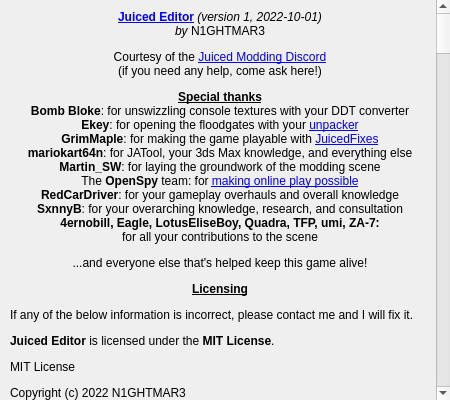
Qt form JEAbout.ui (N1GHT-MAR3/JuicedEditor) before a commit.
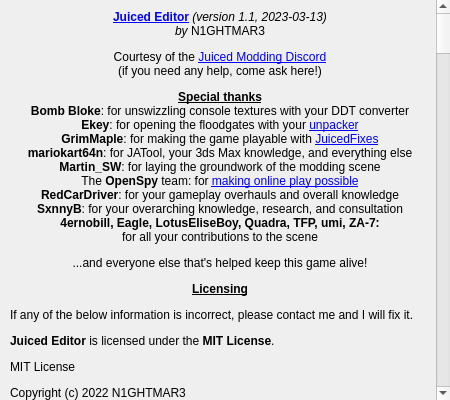
The same form after that commit.

Commit message: Detect Z3r0n3 .exes, display game version, remember last opened path

```diff
--- a/JEAbout.ui
+++ b/JEAbout.ui
@@ -53,7 +53,7 @@
       </rect>
      </property>
      <property name="text">
-      <string>&lt;html&gt;&lt;head/&gt;&lt;body&gt;&lt;p align=&quot;center&quot;&gt;&lt;a href=&quot;https://github.com/N1GHT-MAR3/JuicedEditor&quot;&gt;&lt;span style=&quot; font-weight:700; text-decoration: underline; color:#0000ff;&quot;&gt;Juiced Editor&lt;/span&gt;&lt;/a&gt;&lt;span style=&quot; font-style:italic;&quot;&gt; (version 1, 2022-10-01)&lt;br/&gt;by &lt;/span&gt;N1GHTMAR3&lt;/p&gt;&lt;p align=&quot;center&quot;&gt;Courtesy of the &lt;a href=&quot;https://discord.gg/pu2jdxR&quot;&gt;&lt;span style=&quot; text-decoration: underline; color:#0000ff;&quot;&gt;Juiced Modding Discord&lt;br/&gt;&lt;/span&gt;&lt;/a&gt;(if you need any help, come ask here!)&lt;/p&gt;&lt;p align=&quot;center&quot;&gt;&lt;span style=&quot; font-weight:700; text-decoration: underline;&quot;&gt;Special thanks&lt;/span&gt;&lt;span style=&quot; text-decoration: underline;&quot;&gt;&lt;br/&gt;&lt;/span&gt;&lt;span style=&quot; font-weight:700;&quot;&gt;Bomb Bloke&lt;/span&gt;: for unswizzling console textures with your DDT converter&lt;span style=&quot; text-decoration: underline;&quot;&gt;&lt;br/&gt;&lt;/span&gt;&lt;span style=&quot; font-weight:700;&quot;&gt;Ekey&lt;/span&gt;: for opening the floodgates with your &lt;a href=&quot;https://github.com/Ekey/JCED.DAT.Tool/&quot;&gt;&lt;span style=&quot; text-decoration: underline; color:#0000ff;&quot;&gt;unpacker&lt;/span&gt;&lt;/a&gt;&lt;br/&gt;&lt;span style=&quot; font-weight:700;&quot;&gt;GrimMaple&lt;/span&gt;: for making the game playable with &lt;a href=&quot;https://github.com/GrimMaple/JuicedFixes&quot;&gt;&lt;span style=&quot; text-decoration: underline; color:#0000ff;&quot;&gt;JuicedFixes&lt;/span&gt;&lt;/a&gt;&lt;br/&gt;&lt;span style=&quot; font-weight:700;&quot;&gt;mariokart64n&lt;/span&gt;: for JATool, your 3ds Max knowledge, and everything else&lt;br/&gt;&lt;span style=&quot; font-weight:700;&quot;&gt;Martin_SW&lt;/span&gt;: for laying the groundwork of the modding scene&lt;br/&gt;The &lt;span style=&quot; font-weight:700;&quot;&gt;OpenSpy&lt;/span&gt; team: for &lt;a href=&quot;http://beta.openspy.net/en/&quot;&gt;&lt;span style=&quot; text-decoration: underline; color:#0000ff;&quot;&gt;making online play possible&lt;/span&gt;&lt;/a&gt;&lt;br/&gt;&lt;span style=&quot; font-weight:700;&quot;&gt;RedCarDriver&lt;/span&gt;: for your gameplay overhauls and overall knowledge&lt;br/&gt;&lt;span style=&quot; font-weight:700;&quot;&gt;SxnnyB&lt;/span&gt;: for your overarching knowledge, research, and consultation&lt;br/&gt;&lt;span style=&quot; font-weight:700;&quot;&gt;4ernobill, Eagle, LotusEliseBoy, Quadra, TFP, umi, ZA-7:&lt;/span&gt;&lt;br/&gt;for all your contributions to the scene&lt;/p&gt;&lt;p align=&quot;center&quot;&gt;...and everyone else that's helped keep this game alive!&lt;/p&gt;&lt;p align=&quot;center&quot;&gt;&lt;span style=&quot; font-weight:700; text-decoration: underline;&quot;&gt;Licensing&lt;/span&gt;&lt;/p&gt;&lt;p&gt;If any of the below information is incorrect, please contact me and I will fix it.&lt;/p&gt;&lt;p&gt;&lt;span style=&quot; font-weight:700;&quot;&gt;Juiced Editor&lt;/span&gt; is licensed under the &lt;span style=&quot; font-weight:700;&quot;&gt;MIT License&lt;/span&gt;.&lt;/p&gt;&lt;p&gt;MIT License&lt;/p&gt;&lt;p&gt;Copyright (c) 2022 N1GHTMAR3&lt;/p&gt;&lt;p&gt;Permission is hereby granted, free of charge, to any person obtaining a copy of this software and associated documentation files (the &amp;quot;Software&amp;quot;), to deal in the Software without restriction, including without limitation the rights to use, copy, modify, merge, publish, distribute, sublicense, and/or sell copies of the Software, and to permit persons to whom the Software is furnished to do so, subject to the following conditions:&lt;/p&gt;&lt;p&gt;The above copyright notice and this permission notice shall be included in all copies or substantial portions of the Software.&lt;/p&gt;&lt;p&gt;THE SOFTWARE IS PROVIDED &amp;quot;AS IS&amp;quot;, WITHOUT WARRANTY OF ANY KIND, EXPRESS OR IMPLIED, INCLUDING BUT NOT LIMITED TO THE WARRANTIES OF MERCHANTABILITY, FITNESS FOR A PARTICULAR PURPOSE AND NONINFRINGEMENT. IN NO EVENT SHALL THE AUTHORS OR COPYRIGHT HOLDERS BE LIABLE FOR ANY CLAIM, DAMAGES OR OTHER LIABILITY, WHETHER IN AN ACTION OF CONTRACT, TORT OR OTHERWISE, ARISING FROM, OUT OF OR IN CONNECTION WITH THE SOFTWARE OR THE USE OR OTHER DEALINGS IN THE SOFTWARE.&lt;/p&gt;&lt;p&gt;&lt;br/&gt;&lt;/p&gt;&lt;p&gt;&lt;a href=&quot;https://wiki.qt.io/Qt_for_Python&quot;&gt;&lt;span style=&quot; font-weight:700; text-decoration: underline; color:#0000ff;&quot;&gt;PySide6&lt;/span&gt;&lt;/a&gt; is licensed under the &lt;span style=&quot; font-weight:700;&quot;&gt;GNU Lesser General Public License&lt;/span&gt;, version 3.&lt;/p&gt;&lt;p&gt;&lt;span style=&quot; font-size:large; font-weight:700;&quot;&gt;GNU LESSER GENERAL PUBLIC LICENSE&lt;/span&gt;&lt;/p&gt;&lt;p align=&quot;center&quot;&gt;Version 3, 29 June 2007 &lt;/p&gt;&lt;p&gt;Copyright © 2007 Free Software Foundation, Inc. &amp;lt;&lt;a href=&quot;https://fsf.org/&quot;&gt;&lt;span style=&quot; text-decoration: underline; color:#0000ff;&quot;&gt;https://fsf.org/&lt;/span&gt;&lt;/a&gt;&amp;gt;&lt;/p&gt;&lt;p&gt;Everyone is permitted to copy and distribute verbatim copies of this license document, but changing it is not allowed. &lt;/p&gt;&lt;p&gt;This version of the GNU Lesser General Public License incorporates the terms and conditions of version 3 of the GNU General Public License, supplemented by the additional permissions listed below. &lt;/p&gt;&lt;h4 style=&quot; margin-top:12px; margin-bottom:12px; margin-left:0px; margin-right:0px; -qt-block-indent:0; text-indent:0px;&quot;&gt;&lt;a name=&quot;section0&quot;/&gt;&lt;span style=&quot; font-size:medium; font-weight:700;&quot;&gt;0&lt;/span&gt;&lt;span style=&quot; font-size:medium; font-weight:700;&quot;&gt;. Additional Definitions.&lt;/span&gt;&lt;/h4&gt;&lt;p&gt;As used herein, “this License” refers to version 3 of the GNU Lesser General Public License, and the “GNU GPL” refers to version 3 of the GNU General Public License. &lt;/p&gt;&lt;p&gt;“The Library” refers to a covered work governed by this License, other than an Application or a Combined Work as defined below. &lt;/p&gt;&lt;p&gt;An “Application” is any work that makes use of an interface provided by the Library, but which is not otherwise based on the Library. Defining a subclass of a class defined by the Library is deemed a mode of using an interface provided by the Library. &lt;/p&gt;&lt;p&gt;A “Combined Work” is a work produced by combining or linking an Application with the Library. The particular version of the Library with which the Combined Work was made is also called the “Linked Version”. &lt;/p&gt;&lt;p&gt;The “Minimal Corresponding Source” for a Combined Work means the Corresponding Source for the Combined Work, excluding any source code for portions of the Combined Work that, considered in isolation, are based on the Application, and not on the Linked Version. &lt;/p&gt;&lt;p&gt;The “Corresponding Application Code” for a Combined Work means the object code and/or source code for the Application, including any data and utility programs needed for reproducing the Combined Work from the Application, but excluding the System Libraries of the Combined Work. &lt;/p&gt;&lt;h4 style=&quot; margin-top:12px; margin-bottom:12px; margin-left:0px; margin-right:0px; -qt-block-indent:0; text-indent:0px;&quot;&gt;&lt;a name=&quot;section1&quot;/&gt;&lt;span style=&quot; font-size:medium; font-weight:700;&quot;&gt;1&lt;/span&gt;&lt;span style=&quot; font-size:medium; font-weight:700;&quot;&gt;. Exception to Section 3 of the GNU GPL.&lt;/span&gt;&lt;/h4&gt;&lt;p&gt;You may convey a covered work under sections 3 and 4 of this License without being bound by section 3 of the GNU GPL. &lt;/p&gt;&lt;h4 style=&quot; margin-top:12px; margin-bottom:12px; margin-left:0px; margin-right:0px; -qt-block-indent:0; text-indent:0px;&quot;&gt;&lt;a name=&quot;section2&quot;/&gt;&lt;span style=&quot; font-size:medium; font-weight:700;&quot;&gt;2&lt;/span&gt;&lt;span style=&quot; font-size:medium; font-weight:700;&quot;&gt;. Conveying Modified Versions.&lt;/span&gt;&lt;/h4&gt;&lt;p&gt;If you modify a copy of the Library, and, in your modifications, a facility refers to a function or data to be supplied by an Application that uses the facility (other than as an argument passed when the facility is invoked), then you may convey a copy of the modified version: &lt;/p&gt;&lt;ul style=&quot;margin-top: 0px; margin-bottom: 0px; margin-left: 0px; margin-right: 0px; -qt-list-indent: 1;&quot;&gt;&lt;li style=&quot; margin-top:12px; margin-bottom:0px; margin-left:0px; margin-right:0px; -qt-block-indent:0; text-indent:0px;&quot;&gt;a) under this License, provided that you make a good faith effort to ensure that, in the event an Application does not supply the function or data, the facility still operates, and performs whatever part of its purpose remains meaningful, or &lt;/li&gt;&lt;li style=&quot; margin-top:0px; margin-bottom:12px; margin-left:0px; margin-right:0px; -qt-block-indent:0; text-indent:0px;&quot;&gt;b) under the GNU GPL, with none of the additional permissions of this License applicable to that copy. &lt;/li&gt;&lt;/ul&gt;&lt;h4 style=&quot; margin-top:12px; margin-bottom:12px; margin-left:0px; margin-right:0px; -qt-block-indent:0; text-indent:0px;&quot;&gt;&lt;a name=&quot;section3&quot;/&gt;&lt;span style=&quot; font-size:medium; font-weight:700;&quot;&gt;3&lt;/span&gt;&lt;span style=&quot; font-size:medium; font-weight:700;&quot;&gt;. Object Code Incorporating Material from Library Header Files.&lt;/span&gt;&lt;/h4&gt;&lt;p&gt;The object code form of an Application may incorporate material from a header file that is part of the Library. You may convey such object code under terms of your choice, provided that, if the incorporated material is not limited to numerical parameters, data structure layouts and accessors, or small macros, inline functions and templates (ten or fewer lines in length), you do both of the following: &lt;/p&gt;&lt;ul style=&quot;margin-top: 0px; margin-bottom: 0px; margin-left: 0px; margin-right: 0px; -qt-list-indent: 1;&quot;&gt;&lt;li style=&quot; margin-top:12px; margin-bottom:0px; margin-left:0px; margin-right:0px; -qt-block-indent:0; text-indent:0px;&quot;&gt;a) Give prominent notice with each copy of the object code that the Library is used in it and that the Library and its use are covered by this License. &lt;/li&gt;&lt;li style=&quot; margin-top:0px; margin-bottom:12px; margin-left:0px; margin-right:0px; -qt-block-indent:0; text-indent:0px;&quot;&gt;b) Accompany the object code with a copy of the GNU GPL and this license document. &lt;/li&gt;&lt;/ul&gt;&lt;h4 style=&quot; margin-top:12px; margin-bottom:12px; margin-left:0px; margin-right:0px; -qt-block-indent:0; text-indent:0px;&quot;&gt;&lt;a name=&quot;section4&quot;/&gt;&lt;span style=&quot; font-size:medium; font-weight:700;&quot;&gt;4&lt;/span&gt;&lt;span style=&quot; font-size:medium; font-weight:700;&quot;&gt;. Combined Works.&lt;/span&gt;&lt;/h4&gt;&lt;p&gt;You may convey a Combined Work under terms of your choice that, taken together, effectively do not restrict modification of the portions of the Library contained in the Combined Work and reverse engineering for debugging such modifications, if you also do each of the following: &lt;/p&gt;&lt;ul style=&quot;margin-top: 0px; margin-bottom: 0px; margin-left: 0px; margin-right: 0px; -qt-list-indent: 1;&quot;&gt;&lt;li style=&quot; margin-top:12px; margin-bottom:0px; margin-left:0px; margin-right:0px; -qt-block-indent:0; text-indent:0px;&quot;&gt;a) Give prominent notice with each copy of the Combined Work that the Library is used in it and that the Library and its use are covered by this License. &lt;/li&gt;&lt;li style=&quot; margin-top:0px; margin-bottom:0px; margin-left:0px; margin-right:0px; -qt-block-indent:0; text-indent:0px;&quot;&gt;b) Accompany the Combined Work with a copy of the GNU GPL and this license document. &lt;/li&gt;&lt;li style=&quot; margin-top:0px; margin-bottom:0px; margin-left:0px; margin-right:0px; -qt-block-indent:0; text-indent:0px;&quot;&gt;c) For a Combined Work that displays copyright notices during execution, include the copyright notice for the Library among these notices, as well as a reference directing the user to the copies of the GNU GPL and this license document. &lt;/li&gt;&lt;li style=&quot; margin-top:0px; margin-bottom:0px; margin-left:0px; margin-right:0px; -qt-block-indent:0; text-indent:0px;&quot;&gt;d) Do one of the following: &lt;/li&gt;&lt;ul style=&quot;margin-top: 0px; margin-bottom: 0px; margin-left: 0px; margin-right: 0px; -qt-list-indent: 2;&quot;&gt;&lt;li style=&quot; margin-top:0px; margin-bottom:0px; margin-left:0px; margin-right:0px; -qt-block-indent:0; text-indent:0px;&quot;&gt;0) Convey the Minimal Corresponding Source under the terms of this License, and the Corresponding Application Code in a form suitable for, and under terms that permit, the user to recombine or relink the Application with a modified version of the Linked Version to produce a modified Combined Work, in the manner specified by section 6 of the GNU GPL for conveying Corresponding Source. &lt;/li&gt;&lt;li style=&quot; margin-top:0px; margin-bottom:0px; margin-left:0px; margin-right:0px; -qt-block-indent:0; text-indent:0px;&quot;&gt;1) Use a suitable shared library mechanism for linking with the Library. A suitable mechanism is one that (a) uses at run time a copy of the Library already present on the user's computer system, and (b) will operate properly with a modified version of the Library that is interface-compatible with the Linked Version. &lt;/li&gt;&lt;/ul&gt;&lt;li style=&quot; margin-top:0px; margin-bottom:12px; margin-left:0px; margin-right:0px; -qt-block-indent:0; text-indent:0px;&quot;&gt;e) Provide Installation Information, but only if you would otherwise be required to provide such information under section 6 of the GNU GPL, and only to the extent that such information is necessary to install and execute a modified version of the Combined Work produced by recombining or relinking the Application with a modified version of the Linked Version. (If you use option 4d0, the Installation Information must accompany the Minimal Corresponding Source and Corresponding Application Code. If you use option 4d1, you must provide the Installation Information in the manner specified by section 6 of the GNU GPL for conveying Corresponding Source.) &lt;/li&gt;&lt;/ul&gt;&lt;h4 style=&quot; margin-top:12px; margin-bottom:12px; margin-left:0px; margin-right:0px; -qt-block-indent:0; text-indent:0px;&quot;&gt;&lt;a name=&quot;section5&quot;/&gt;&lt;span style=&quot; font-size:medium; font-weight:700;&quot;&gt;5&lt;/span&gt;&lt;span style=&quot; font-size:medium; font-weight:700;&quot;&gt;. Combined Libraries.&lt;/span&gt;&lt;/h4&gt;&lt;p&gt;You may place library facilities that are a work based on the Library side by side in a single library together with other library facilities that are not Applications and are not covered by this License, and convey such a combined library under terms of your choice, if you do both of the following: &lt;/p&gt;&lt;ul style=&quot;margin-top: 0px; margin-bottom: 0px; margin-left: 0px; margin-right: 0px; -qt-list-indent: 1;&quot;&gt;&lt;li style=&quot; margin-top:12px; margin-bottom:0px; margin-left:0px; margin-right:0px; -qt-block-indent:0; text-indent:0px;&quot;&gt;a) Accompany the combined library with a copy of the same work based on the Library, uncombined with any other library facilities, conveyed under the terms of this License. &lt;/li&gt;&lt;li style=&quot; margin-top:0px; margin-bottom:12px; margin-left:0px; margin-right:0px; -qt-block-indent:0; text-indent:0px;&quot;&gt;b) Give prominent notice with the combined library that part of it is a work based on the Library, and explaining where to find the accompanying uncombined form of the same work. &lt;/li&gt;&lt;/ul&gt;&lt;h4 style=&quot; margin-top:12px; margin-bottom:12px; margin-left:0px; margin-right:0px; -qt-block-indent:0; text-indent:0px;&quot;&gt;&lt;a name=&quot;section6&quot;/&gt;&lt;span style=&quot; font-size:medium; font-weight:700;&quot;&gt;6&lt;/span&gt;&lt;span style=&quot; font-size:medium; font-weight:700;&quot;&gt;. Revised Versions of the GNU Lesser General Public License.&lt;/span&gt;&lt;/h4&gt;&lt;p&gt;The Free Software Foundation may publish revised and/or new versions of the GNU Lesser General Public License from time to time. Such new versions will be similar in spirit to the present version, but may differ in detail to address new problems or concerns. &lt;/p&gt;&lt;p&gt;Each version is given a distinguishing version number. If the Library as you received it specifies that a certain numbered version of the GNU Lesser General Public License “or any later version” applies to it, you have the option of following the terms and conditions either of that published version or of any later version published by the Free Software Foundation. If the Library as you received it does not specify a version number of the GNU Lesser General Public License, you may choose any version of the GNU Lesser General Public License ever published by the Free Software Foundation. &lt;/p&gt;&lt;p&gt;If the Library as you received it specifies that a proxy can decide whether future versions of the GNU Lesser General Public License shall apply, that proxy's public statement of acceptance of any version is permanent authorization for you to choose that version for the Library. &lt;/p&gt;&lt;p&gt;&lt;br/&gt;&lt;/p&gt;&lt;p&gt;&lt;a href=&quot;https://pyinstaller.org/en/stable/&quot;&gt;&lt;span style=&quot; font-weight:700; text-decoration: underline; color:#0000ff;&quot;&gt;PyInstaller&lt;/span&gt;&lt;/a&gt; is licensed under the &lt;span style=&quot; font-weight:700;&quot;&gt;GNU General Public License&lt;/span&gt;, version 2. Juiced Editor falls under the following Bootloader Exception:&lt;/p&gt;&lt;p&gt;Bootloader Exception&lt;br/&gt;--------------------&lt;br/&gt;In addition to the permissions in the GNU General Public License, the&lt;br/&gt;authors give you unlimited permission to link or embed compiled bootloader&lt;br/&gt;and related files into combinations with other programs, and to distribute&lt;br/&gt;those combinations without any restriction coming from the use of those&lt;br/&gt;files. (The General Public License restrictions do apply in other respects;&lt;br/&gt;for example, they cover modification of the files, and distribution when&lt;br/&gt;not linked into a combined executable.)&lt;/p&gt;&lt;p&gt;&lt;br/&gt;&lt;/p&gt;&lt;p&gt;&lt;a href=&quot;https://github.com/brentvollebregt/auto-py-to-exe&quot;&gt;&lt;span style=&quot; font-weight:700; text-decoration: underline; color:#0000ff;&quot;&gt;Auto PY to EXE&lt;/span&gt;&lt;/a&gt; is licensed under the &lt;span style=&quot; font-weight:700;&quot;&gt;MIT License&lt;/span&gt;.&lt;/p&gt;&lt;p&gt;MIT License&lt;/p&gt;&lt;p&gt;Copyright (c) 2018 Brent Vollebregt&lt;/p&gt;&lt;p&gt;Permission is hereby granted, free of charge, to any person obtaining a copy of this software and associated documentation files (the &amp;quot;Software&amp;quot;), to deal in the Software without restriction, including without limitation the rights to use, copy, modify, merge, publish, distribute, sublicense, and/or sell copies of the Software, and to permit persons to whom the Software is furnished to do so, subject to the following conditions:&lt;/p&gt;&lt;p&gt;The above copyright notice and this permission notice shall be included in all copies or substantial portions of the Software.&lt;/p&gt;&lt;p&gt;THE SOFTWARE IS PROVIDED &amp;quot;AS IS&amp;quot;, WITHOUT WARRANTY OF ANY KIND, EXPRESS OR IMPLIED, INCLUDING BUT NOT LIMITED TO THE WARRANTIES OF MERCHANTABILITY, FITNESS FOR A PARTICULAR PURPOSE AND NONINFRINGEMENT. IN NO EVENT SHALL THE AUTHORS OR COPYRIGHT HOLDERS BE LIABLE FOR ANY CLAIM, DAMAGES OR OTHER LIABILITY, WHETHER IN AN ACTION OF CONTRACT, TORT OR OTHERWISE, ARISING FROM, OUT OF OR IN CONNECTION WITH THE SOFTWARE OR THE USE OR OTHER DEALINGS IN THE SOFTWARE.&lt;/p&gt;&lt;/body&gt;&lt;/html&gt;</string>
+      <string>&lt;html&gt;&lt;head/&gt;&lt;body&gt;&lt;p align=&quot;center&quot;&gt;&lt;a href=&quot;https://github.com/N1GHT-MAR3/JuicedEditor&quot;&gt;&lt;span style=&quot; font-weight:696; text-decoration: underline; color:#0000ff;&quot;&gt;Juiced Editor&lt;/span&gt;&lt;/a&gt;&lt;span style=&quot; font-style:italic;&quot;&gt; (version 1.1, 2023-03-13)&lt;br/&gt;by &lt;/span&gt;N1GHTMAR3&lt;/p&gt;&lt;p align=&quot;center&quot;&gt;Courtesy of the &lt;a href=&quot;https://discord.gg/pu2jdxR&quot;&gt;&lt;span style=&quot; text-decoration: underline; color:#0000ff;&quot;&gt;Juiced Modding Discord&lt;br/&gt;&lt;/span&gt;&lt;/a&gt;(if you need any help, come ask here!)&lt;/p&gt;&lt;p align=&quot;center&quot;&gt;&lt;span style=&quot; font-weight:696; text-decoration: underline;&quot;&gt;Special thanks&lt;/span&gt;&lt;span style=&quot; text-decoration: underline;&quot;&gt;&lt;br/&gt;&lt;/span&gt;&lt;span style=&quot; font-weight:696;&quot;&gt;Bomb Bloke&lt;/span&gt;: for unswizzling console textures with your DDT converter&lt;span style=&quot; text-decoration: underline;&quot;&gt;&lt;br/&gt;&lt;/span&gt;&lt;span style=&quot; font-weight:696;&quot;&gt;Ekey&lt;/span&gt;: for opening the floodgates with your &lt;a href=&quot;https://github.com/Ekey/JCED.DAT.Tool/&quot;&gt;&lt;span style=&quot; text-decoration: underline; color:#0000ff;&quot;&gt;unpacker&lt;/span&gt;&lt;/a&gt;&lt;br/&gt;&lt;span style=&quot; font-weight:696;&quot;&gt;GrimMaple&lt;/span&gt;: for making the game playable with &lt;a href=&quot;https://github.com/GrimMaple/JuicedFixes&quot;&gt;&lt;span style=&quot; text-decoration: underline; color:#0000ff;&quot;&gt;JuicedFixes&lt;/span&gt;&lt;/a&gt;&lt;br/&gt;&lt;span style=&quot; font-weight:696;&quot;&gt;mariokart64n&lt;/span&gt;: for JATool, your 3ds Max knowledge, and everything else&lt;br/&gt;&lt;span style=&quot; font-weight:696;&quot;&gt;Martin_SW&lt;/span&gt;: for laying the groundwork of the modding scene&lt;br/&gt;The &lt;span style=&quot; font-weight:696;&quot;&gt;OpenSpy&lt;/span&gt; team: for &lt;a href=&quot;http://beta.openspy.net/en/&quot;&gt;&lt;span style=&quot; text-decoration: underline; color:#0000ff;&quot;&gt;making online play possible&lt;/span&gt;&lt;/a&gt;&lt;br/&gt;&lt;span style=&quot; font-weight:696;&quot;&gt;RedCarDriver&lt;/span&gt;: for your gameplay overhauls and overall knowledge&lt;br/&gt;&lt;span style=&quot; font-weight:696;&quot;&gt;SxnnyB&lt;/span&gt;: for your overarching knowledge, research, and consultation&lt;br/&gt;&lt;span style=&quot; font-weight:696;&quot;&gt;4ernobill, Eagle, LotusEliseBoy, Quadra, TFP, umi, ZA-7:&lt;/span&gt;&lt;br/&gt;for all your contributions to the scene&lt;/p&gt;&lt;p align=&quot;center&quot;&gt;...and everyone else that's helped keep this game alive!&lt;/p&gt;&lt;p align=&quot;center&quot;&gt;&lt;span style=&quot; font-weight:696; text-decoration: underline;&quot;&gt;Licensing&lt;/span&gt;&lt;/p&gt;&lt;p&gt;If any of the below information is incorrect, please contact me and I will fix it.&lt;/p&gt;&lt;p&gt;&lt;span style=&quot; font-weight:696;&quot;&gt;Juiced Editor&lt;/span&gt; is licensed under the &lt;span style=&quot; font-weight:696;&quot;&gt;MIT License&lt;/span&gt;.&lt;/p&gt;&lt;p&gt;MIT License&lt;/p&gt;&lt;p&gt;Copyright (c) 2022 N1GHTMAR3&lt;/p&gt;&lt;p&gt;Permission is hereby granted, free of charge, to any person obtaining a copy of this software and associated documentation files (the &amp;quot;Software&amp;quot;), to deal in the Software without restriction, including without limitation the rights to use, copy, modify, merge, publish, distribute, sublicense, and/or sell copies of the Software, and to permit persons to whom the Software is furnished to do so, subject to the following conditions:&lt;/p&gt;&lt;p&gt;The above copyright notice and this permission notice shall be included in all copies or substantial portions of the Software.&lt;/p&gt;&lt;p&gt;THE SOFTWARE IS PROVIDED &amp;quot;AS IS&amp;quot;, WITHOUT WARRANTY OF ANY KIND, EXPRESS OR IMPLIED, INCLUDING BUT NOT LIMITED TO THE WARRANTIES OF MERCHANTABILITY, FITNESS FOR A PARTICULAR PURPOSE AND NONINFRINGEMENT. IN NO EVENT SHALL THE AUTHORS OR COPYRIGHT HOLDERS BE LIABLE FOR ANY CLAIM, DAMAGES OR OTHER LIABILITY, WHETHER IN AN ACTION OF CONTRACT, TORT OR OTHERWISE, ARISING FROM, OUT OF OR IN CONNECTION WITH THE SOFTWARE OR THE USE OR OTHER DEALINGS IN THE SOFTWARE.&lt;/p&gt;&lt;p&gt;&lt;br/&gt;&lt;/p&gt;&lt;p&gt;&lt;a href=&quot;https://wiki.qt.io/Qt_for_Python&quot;&gt;&lt;span style=&quot; font-weight:696; text-decoration: underline; color:#0000ff;&quot;&gt;PySide2&lt;/span&gt;&lt;/a&gt; is licensed under the &lt;span style=&quot; font-weight:696;&quot;&gt;GNU Lesser General Public License&lt;/span&gt;, version 3.&lt;/p&gt;&lt;p&gt;&lt;span style=&quot; font-size:large; font-weight:696;&quot;&gt;GNU LESSER GENERAL PUBLIC LICENSE&lt;/span&gt;&lt;/p&gt;&lt;p align=&quot;center&quot;&gt;Version 3, 29 June 2007 &lt;/p&gt;&lt;p&gt;Copyright © 2007 Free Software Foundation, Inc. &amp;lt;&lt;a href=&quot;https://fsf.org/&quot;&gt;&lt;span style=&quot; text-decoration: underline; color:#0000ff;&quot;&gt;https://fsf.org/&lt;/span&gt;&lt;/a&gt;&amp;gt;&lt;/p&gt;&lt;p&gt;Everyone is permitted to copy and distribute verbatim copies of this license document, but changing it is not allowed. &lt;/p&gt;&lt;p&gt;This version of the GNU Lesser General Public License incorporates the terms and conditions of version 3 of the GNU General Public License, supplemented by the additional permissions listed below. &lt;/p&gt;&lt;h4 style=&quot; margin-top:12px; margin-bottom:12px; margin-left:0px; margin-right:0px; -qt-block-indent:0; text-indent:0px;&quot;&gt;&lt;a name=&quot;section0&quot;/&gt;&lt;span style=&quot; font-size:medium; font-weight:696;&quot;&gt;0&lt;/span&gt;&lt;span style=&quot; font-size:medium; font-weight:696;&quot;&gt;. Additional Definitions.&lt;/span&gt;&lt;/h4&gt;&lt;p&gt;As used herein, “this License” refers to version 3 of the GNU Lesser General Public License, and the “GNU GPL” refers to version 3 of the GNU General Public License. &lt;/p&gt;&lt;p&gt;“The Library” refers to a covered work governed by this License, other than an Application or a Combined Work as defined below. &lt;/p&gt;&lt;p&gt;An “Application” is any work that makes use of an interface provided by the Library, but which is not otherwise based on the Library. Defining a subclass of a class defined by the Library is deemed a mode of using an interface provided by the Library. &lt;/p&gt;&lt;p&gt;A “Combined Work” is a work produced by combining or linking an Application with the Library. The particular version of the Library with which the Combined Work was made is also called the “Linked Version”. &lt;/p&gt;&lt;p&gt;The “Minimal Corresponding Source” for a Combined Work means the Corresponding Source for the Combined Work, excluding any source code for portions of the Combined Work that, considered in isolation, are based on the Application, and not on the Linked Version. &lt;/p&gt;&lt;p&gt;The “Corresponding Application Code” for a Combined Work means the object code and/or source code for the Application, including any data and utility programs needed for reproducing the Combined Work from the Application, but excluding the System Libraries of the Combined Work. &lt;/p&gt;&lt;h4 style=&quot; margin-top:12px; margin-bottom:12px; margin-left:0px; margin-right:0px; -qt-block-indent:0; text-indent:0px;&quot;&gt;&lt;a name=&quot;section1&quot;/&gt;&lt;span style=&quot; font-size:medium; font-weight:696;&quot;&gt;1&lt;/span&gt;&lt;span style=&quot; font-size:medium; font-weight:696;&quot;&gt;. Exception to Section 3 of the GNU GPL.&lt;/span&gt;&lt;/h4&gt;&lt;p&gt;You may convey a covered work under sections 3 and 4 of this License without being bound by section 3 of the GNU GPL. &lt;/p&gt;&lt;h4 style=&quot; margin-top:12px; margin-bottom:12px; margin-left:0px; margin-right:0px; -qt-block-indent:0; text-indent:0px;&quot;&gt;&lt;a name=&quot;section2&quot;/&gt;&lt;span style=&quot; font-size:medium; font-weight:696;&quot;&gt;2&lt;/span&gt;&lt;span style=&quot; font-size:medium; font-weight:696;&quot;&gt;. Conveying Modified Versions.&lt;/span&gt;&lt;/h4&gt;&lt;p&gt;If you modify a copy of the Library, and, in your modifications, a facility refers to a function or data to be supplied by an Application that uses the facility (other than as an argument passed when the facility is invoked), then you may convey a copy of the modified version: &lt;/p&gt;&lt;ul style=&quot;margin-top: 0px; margin-bottom: 0px; margin-left: 0px; margin-right: 0px; -qt-list-indent: 1;&quot;&gt;&lt;li style=&quot; margin-top:12px; margin-bottom:0px; margin-left:0px; margin-right:0px; -qt-block-indent:0; text-indent:0px;&quot;&gt;a) under this License, provided that you make a good faith effort to ensure that, in the event an Application does not supply the function or data, the facility still operates, and performs whatever part of its purpose remains meaningful, or &lt;/li&gt;&lt;li style=&quot; margin-top:0px; margin-bottom:12px; margin-left:0px; margin-right:0px; -qt-block-indent:0; text-indent:0px;&quot;&gt;b) under the GNU GPL, with none of the additional permissions of this License applicable to that copy. &lt;/li&gt;&lt;/ul&gt;&lt;h4 style=&quot; margin-top:12px; margin-bottom:12px; margin-left:0px; margin-right:0px; -qt-block-indent:0; text-indent:0px;&quot;&gt;&lt;a name=&quot;section3&quot;/&gt;&lt;span style=&quot; font-size:medium; font-weight:696;&quot;&gt;3&lt;/span&gt;&lt;span style=&quot; font-size:medium; font-weight:696;&quot;&gt;. Object Code Incorporating Material from Library Header Files.&lt;/span&gt;&lt;/h4&gt;&lt;p&gt;The object code form of an Application may incorporate material from a header file that is part of the Library. You may convey such object code under terms of your choice, provided that, if the incorporated material is not limited to numerical parameters, data structure layouts and accessors, or small macros, inline functions and templates (ten or fewer lines in length), you do both of the following: &lt;/p&gt;&lt;ul style=&quot;margin-top: 0px; margin-bottom: 0px; margin-left: 0px; margin-right: 0px; -qt-list-indent: 1;&quot;&gt;&lt;li style=&quot; margin-top:12px; margin-bottom:0px; margin-left:0px; margin-right:0px; -qt-block-indent:0; text-indent:0px;&quot;&gt;a) Give prominent notice with each copy of the object code that the Library is used in it and that the Library and its use are covered by this License. &lt;/li&gt;&lt;li style=&quot; margin-top:0px; margin-bottom:12px; margin-left:0px; margin-right:0px; -qt-block-indent:0; text-indent:0px;&quot;&gt;b) Accompany the object code with a copy of the GNU GPL and this license document. &lt;/li&gt;&lt;/ul&gt;&lt;h4 style=&quot; margin-top:12px; margin-bottom:12px; margin-left:0px; margin-right:0px; -qt-block-indent:0; text-indent:0px;&quot;&gt;&lt;a name=&quot;section4&quot;/&gt;&lt;span style=&quot; font-size:medium; font-weight:696;&quot;&gt;4&lt;/span&gt;&lt;span style=&quot; font-size:medium; font-weight:696;&quot;&gt;. Combined Works.&lt;/span&gt;&lt;/h4&gt;&lt;p&gt;You may convey a Combined Work under terms of your choice that, taken together, effectively do not restrict modification of the portions of the Library contained in the Combined Work and reverse engineering for debugging such modifications, if you also do each of the following: &lt;/p&gt;&lt;ul style=&quot;margin-top: 0px; margin-bottom: 0px; margin-left: 0px; margin-right: 0px; -qt-list-indent: 1;&quot;&gt;&lt;li style=&quot; margin-top:12px; margin-bottom:0px; margin-left:0px; margin-right:0px; -qt-block-indent:0; text-indent:0px;&quot;&gt;a) Give prominent notice with each copy of the Combined Work that the Library is used in it and that the Library and its use are covered by this License. &lt;/li&gt;&lt;li style=&quot; margin-top:0px; margin-bottom:0px; margin-left:0px; margin-right:0px; -qt-block-indent:0; text-indent:0px;&quot;&gt;b) Accompany the Combined Work with a copy of the GNU GPL and this license document. &lt;/li&gt;&lt;li style=&quot; margin-top:0px; margin-bottom:0px; margin-left:0px; margin-right:0px; -qt-block-indent:0; text-indent:0px;&quot;&gt;c) For a Combined Work that displays copyright notices during execution, include the copyright notice for the Library among these notices, as well as a reference directing the user to the copies of the GNU GPL and this license document. &lt;/li&gt;&lt;li style=&quot; margin-top:0px; margin-bottom:0px; margin-left:0px; margin-right:0px; -qt-block-indent:0; text-indent:0px;&quot;&gt;d) Do one of the following: &lt;/li&gt;&lt;ul style=&quot;margin-top: 0px; margin-bottom: 0px; margin-left: 0px; margin-right: 0px; -qt-list-indent: 2;&quot;&gt;&lt;li style=&quot; margin-top:0px; margin-bottom:0px; margin-left:0px; margin-right:0px; -qt-block-indent:0; text-indent:0px;&quot;&gt;0) Convey the Minimal Corresponding Source under the terms of this License, and the Corresponding Application Code in a form suitable for, and under terms that permit, the user to recombine or relink the Application with a modified version of the Linked Version to produce a modified Combined Work, in the manner specified by section 6 of the GNU GPL for conveying Corresponding Source. &lt;/li&gt;&lt;li style=&quot; margin-top:0px; margin-bottom:0px; margin-left:0px; margin-right:0px; -qt-block-indent:0; text-indent:0px;&quot;&gt;1) Use a suitable shared library mechanism for linking with the Library. A suitable mechanism is one that (a) uses at run time a copy of the Library already present on the user's computer system, and (b) will operate properly with a modified version of the Library that is interface-compatible with the Linked Version. &lt;/li&gt;&lt;/ul&gt;&lt;li style=&quot; margin-top:0px; margin-bottom:12px; margin-left:0px; margin-right:0px; -qt-block-indent:0; text-indent:0px;&quot;&gt;e) Provide Installation Information, but only if you would otherwise be required to provide such information under section 6 of the GNU GPL, and only to the extent that such information is necessary to install and execute a modified version of the Combined Work produced by recombining or relinking the Application with a modified version of the Linked Version. (If you use option 4d0, the Installation Information must accompany the Minimal Corresponding Source and Corresponding Application Code. If you use option 4d1, you must provide the Installation Information in the manner specified by section 6 of the GNU GPL for conveying Corresponding Source.) &lt;/li&gt;&lt;/ul&gt;&lt;h4 style=&quot; margin-top:12px; margin-bottom:12px; margin-left:0px; margin-right:0px; -qt-block-indent:0; text-indent:0px;&quot;&gt;&lt;a name=&quot;section5&quot;/&gt;&lt;span style=&quot; font-size:medium; font-weight:696;&quot;&gt;5&lt;/span&gt;&lt;span style=&quot; font-size:medium; font-weight:696;&quot;&gt;. Combined Libraries.&lt;/span&gt;&lt;/h4&gt;&lt;p&gt;You may place library facilities that are a work based on the Library side by side in a single library together with other library facilities that are not Applications and are not covered by this License, and convey such a combined library under terms of your choice, if you do both of the following: &lt;/p&gt;&lt;ul style=&quot;margin-top: 0px; margin-bottom: 0px; margin-left: 0px; margin-right: 0px; -qt-list-indent: 1;&quot;&gt;&lt;li style=&quot; margin-top:12px; margin-bottom:0px; margin-left:0px; margin-right:0px; -qt-block-indent:0; text-indent:0px;&quot;&gt;a) Accompany the combined library with a copy of the same work based on the Library, uncombined with any other library facilities, conveyed under the terms of this License. &lt;/li&gt;&lt;li style=&quot; margin-top:0px; margin-bottom:12px; margin-left:0px; margin-right:0px; -qt-block-indent:0; text-indent:0px;&quot;&gt;b) Give prominent notice with the combined library that part of it is a work based on the Library, and explaining where to find the accompanying uncombined form of the same work. &lt;/li&gt;&lt;/ul&gt;&lt;h4 style=&quot; margin-top:12px; margin-bottom:12px; margin-left:0px; margin-right:0px; -qt-block-indent:0; text-indent:0px;&quot;&gt;&lt;a name=&quot;section6&quot;/&gt;&lt;span style=&quot; font-size:medium; font-weight:696;&quot;&gt;6&lt;/span&gt;&lt;span style=&quot; font-size:medium; font-weight:696;&quot;&gt;. Revised Versions of the GNU Lesser General Public License.&lt;/span&gt;&lt;/h4&gt;&lt;p&gt;The Free Software Foundation may publish revised and/or new versions of the GNU Lesser General Public License from time to time. Such new versions will be similar in spirit to the present version, but may differ in detail to address new problems or concerns. &lt;/p&gt;&lt;p&gt;Each version is given a distinguishing version number. If the Library as you received it specifies that a certain numbered version of the GNU Lesser General Public License “or any later version” applies to it, you have the option of following the terms and conditions either of that published version or of any later version published by the Free Software Foundation. If the Library as you received it does not specify a version number of the GNU Lesser General Public License, you may choose any version of the GNU Lesser General Public License ever published by the Free Software Foundation. &lt;/p&gt;&lt;p&gt;If the Library as you received it specifies that a proxy can decide whether future versions of the GNU Lesser General Public License shall apply, that proxy's public statement of acceptance of any version is permanent authorization for you to choose that version for the Library. &lt;/p&gt;&lt;p&gt;&lt;br/&gt;&lt;/p&gt;&lt;p&gt;&lt;a href=&quot;https://pyinstaller.org/en/stable/&quot;&gt;&lt;span style=&quot; font-weight:696; text-decoration: underline; color:#0000ff;&quot;&gt;PyInstaller&lt;/span&gt;&lt;/a&gt; is licensed under the &lt;span style=&quot; font-weight:696;&quot;&gt;GNU General Public License&lt;/span&gt;, version 2. Juiced Editor falls under the following Bootloader Exception:&lt;/p&gt;&lt;p&gt;Bootloader Exception&lt;br/&gt;--------------------&lt;br/&gt;In addition to the permissions in the GNU General Public License, the&lt;br/&gt;authors give you unlimited permission to link or embed compiled bootloader&lt;br/&gt;and related files into combinations with other programs, and to distribute&lt;br/&gt;those combinations without any restriction coming from the use of those&lt;br/&gt;files. (The General Public License restrictions do apply in other respects;&lt;br/&gt;for example, they cover modification of the files, and distribution when&lt;br/&gt;not linked into a combined executable.)&lt;/p&gt;&lt;p&gt;&lt;br/&gt;&lt;/p&gt;&lt;p&gt;&lt;a href=&quot;https://github.com/brentvollebregt/auto-py-to-exe&quot;&gt;&lt;span style=&quot; font-weight:696; text-decoration: underline; color:#0000ff;&quot;&gt;Auto PY to EXE&lt;/span&gt;&lt;/a&gt; is licensed under the &lt;span style=&quot; font-weight:696;&quot;&gt;MIT License&lt;/span&gt;.&lt;/p&gt;&lt;p&gt;MIT License&lt;/p&gt;&lt;p&gt;Copyright (c) 2018 Brent Vollebregt&lt;/p&gt;&lt;p&gt;Permission is hereby granted, free of charge, to any person obtaining a copy of this software and associated documentation files (the &amp;quot;Software&amp;quot;), to deal in the Software without restriction, including without limitation the rights to use, copy, modify, merge, publish, distribute, sublicense, and/or sell copies of the Software, and to permit persons to whom the Software is furnished to do so, subject to the following conditions:&lt;/p&gt;&lt;p&gt;The above copyright notice and this permission notice shall be included in all copies or substantial portions of the Software.&lt;/p&gt;&lt;p&gt;THE SOFTWARE IS PROVIDED &amp;quot;AS IS&amp;quot;, WITHOUT WARRANTY OF ANY KIND, EXPRESS OR IMPLIED, INCLUDING BUT NOT LIMITED TO THE WARRANTIES OF MERCHANTABILITY, FITNESS FOR A PARTICULAR PURPOSE AND NONINFRINGEMENT. IN NO EVENT SHALL THE AUTHORS OR COPYRIGHT HOLDERS BE LIABLE FOR ANY CLAIM, DAMAGES OR OTHER LIABILITY, WHETHER IN AN ACTION OF CONTRACT, TORT OR OTHERWISE, ARISING FROM, OUT OF OR IN CONNECTION WITH THE SOFTWARE OR THE USE OR OTHER DEALINGS IN THE SOFTWARE.&lt;/p&gt;&lt;/body&gt;&lt;/html&gt;</string>
      </property>
      <property name="alignment">
       <set>Qt::AlignLeading|Qt::AlignLeft|Qt::AlignTop</set>
```
The commit also changes 6 other files.
